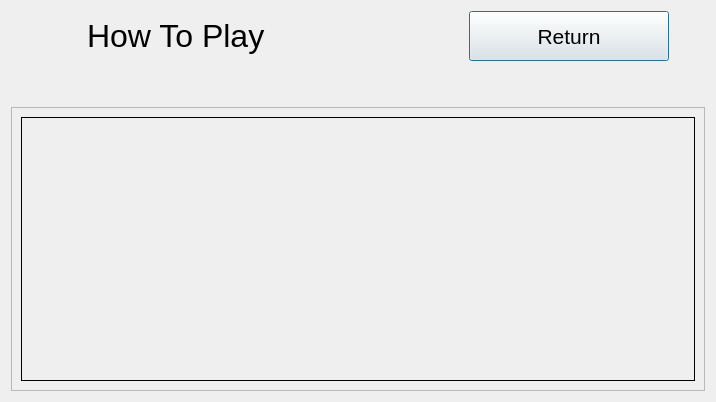
First picture: the form in UI/howToPlay.ui, repository Sp1riting/A-Level-Coursework, before the edit.
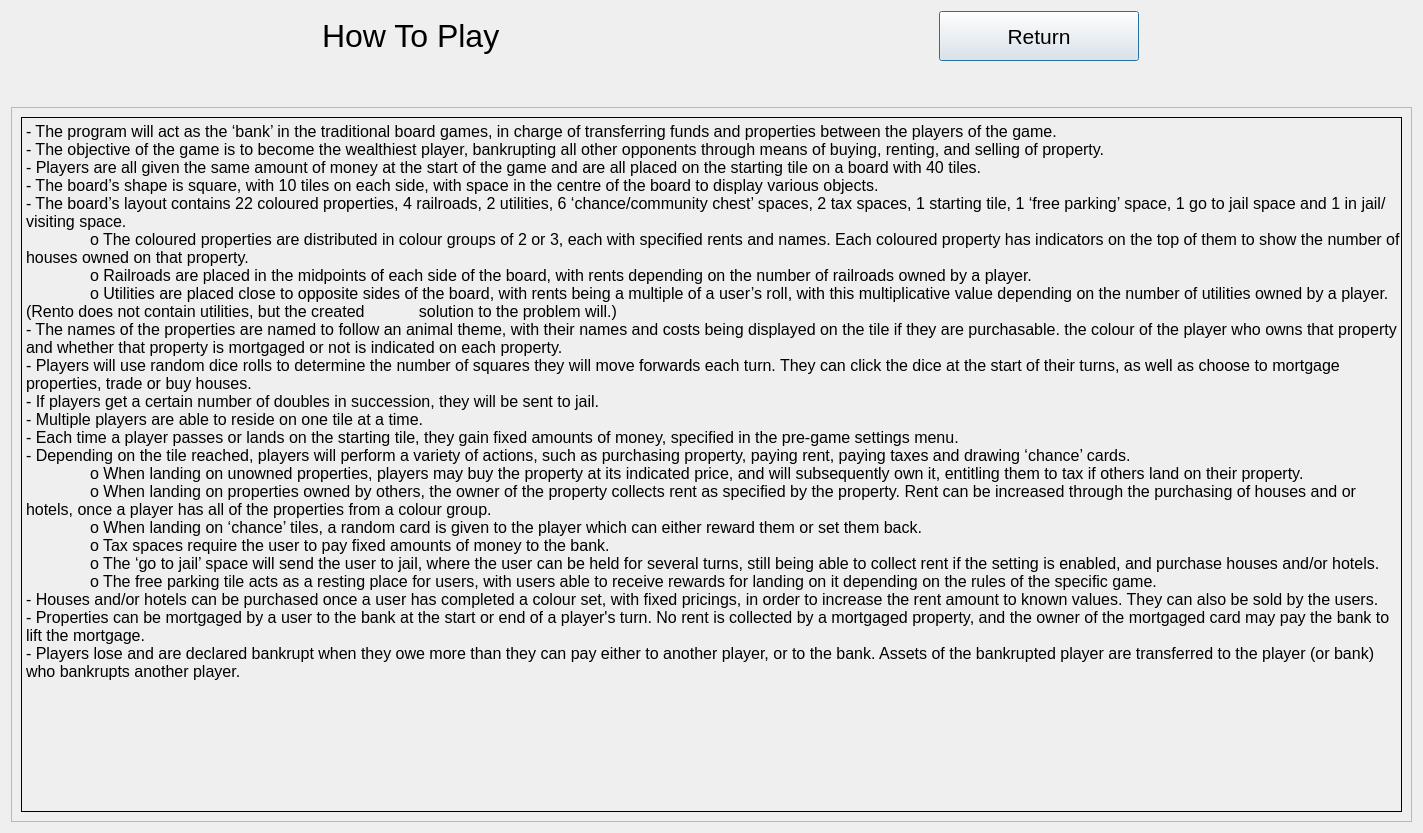
Second picture: the form after the edit.

Commit message: added text to the how to play menu

```diff
--- a/UI/howToPlay.ui
+++ b/UI/howToPlay.ui
@@ -6,8 +6,8 @@
    <rect>
     <x>0</x>
     <y>0</y>
-    <width>716</width>
-    <height>402</height>
+    <width>1423</width>
+    <height>833</height>
    </rect>
   </property>
   <property name="windowTitle">
@@ -136,8 +136,8 @@
        <rect>
         <x>0</x>
         <y>0</y>
-        <width>692</width>
-        <height>272</height>
+        <width>1399</width>
+        <height>703</height>
        </rect>
       </property>
       <layout class="QGridLayout" name="gridLayout_2">
@@ -163,7 +163,7 @@
          </property>
          <property name="font">
           <font>
-           <pointsize>10</pointsize>
+           <pointsize>12</pointsize>
           </font>
          </property>
          <property name="autoFillBackground">
@@ -173,7 +173,29 @@
           <enum>QFrame::Box</enum>
          </property>
          <property name="text">
-          <string/>
+          <string>- The program will act as the ‘bank’ in the traditional board games, in charge of transferring funds and properties between the players of the game.
+- The objective of the game is to become the wealthiest player, bankrupting all other opponents through means of buying, renting, and selling of property.
+- Players are all given the same amount of money at the start of the game and are all placed on the starting tile on a board with 40 tiles.
+- The board’s shape is square, with 10 tiles on each side, with space in the centre of the board to display various objects.
+- The board’s layout contains 22 coloured properties, 4 railroads, 2 utilities, 6 ‘chance/community chest’ spaces, 2 tax spaces, 1 starting tile, 1 ‘free parking’ space, 1 go to jail space and 1 in jail/visiting space.
+	o The coloured properties are distributed in colour groups of 2 or 3, each with specified rents and names. Each coloured property has indicators on the top of them to show the number of houses owned on that property.
+	o Railroads are placed in the midpoints of each side of the board, with rents depending on the number of railroads owned by a player.
+	o Utilities are placed close to opposite sides of the board, with rents being a multiple of a user’s roll, with this multiplicative value depending on the number of utilities owned by a player. (Rento does not contain utilities, but the created 	  solution to the problem will.)
+- The names of the properties are named to follow an animal theme, with their names and costs being displayed on the tile if they are purchasable. the colour of the player who owns that property and whether that property is mortgaged or not is indicated on each property.
+- Players will use random dice rolls to determine the number of squares they will move forwards each turn. They can click the dice at the start of their turns, as well as choose to mortgage properties, trade or buy houses.
+- If players get a certain number of doubles in succession, they will be sent to jail.
+- Multiple players are able to reside on one tile at a time.
+- Each time a player passes or lands on the starting tile, they gain fixed amounts of money, specified in the pre-game settings menu.
+- Depending on the tile reached, players will perform a variety of actions, such as purchasing property, paying rent, paying taxes and drawing ‘chance’ cards.
+	o When landing on unowned properties, players may buy the property at its indicated price, and will subsequently own it, entitling them to tax if others land on their property.
+	o When landing on properties owned by others, the owner of the property collects rent as specified by the property. Rent can be increased through the purchasing of houses and or hotels, once a player has all of the properties from a colour group.
+	o When landing on ‘chance’ tiles, a random card is given to the player which can either reward them or set them back.
+	o Tax spaces require the user to pay fixed amounts of money to the bank.
+	o The ‘go to jail’ space will send the user to jail, where the user can be held for several turns, still being able to collect rent if the setting is enabled, and purchase houses and/or hotels.
+	o The free parking tile acts as a resting place for users, with users able to receive rewards for landing on it depending on the rules of the specific game.
+- Houses and/or hotels can be purchased once a user has completed a colour set, with fixed pricings, in order to increase the rent amount to known values. They can also be sold by the users.
+- Properties can be mortgaged by a user to the bank at the start or end of a player's turn. No rent is collected by a mortgaged property, and the owner of the mortgaged card may pay the bank to lift the mortgage.
+- Players lose and are declared bankrupt when they owe more than they can pay either to another player, or to the bank. Assets of the bankrupted player are transferred to the player (or bank) who bankrupts another player.</string>
          </property>
          <property name="alignment">
           <set>Qt::AlignLeading|Qt::AlignLeft|Qt::AlignTop</set>
```
The commit also changes 2 other files.
